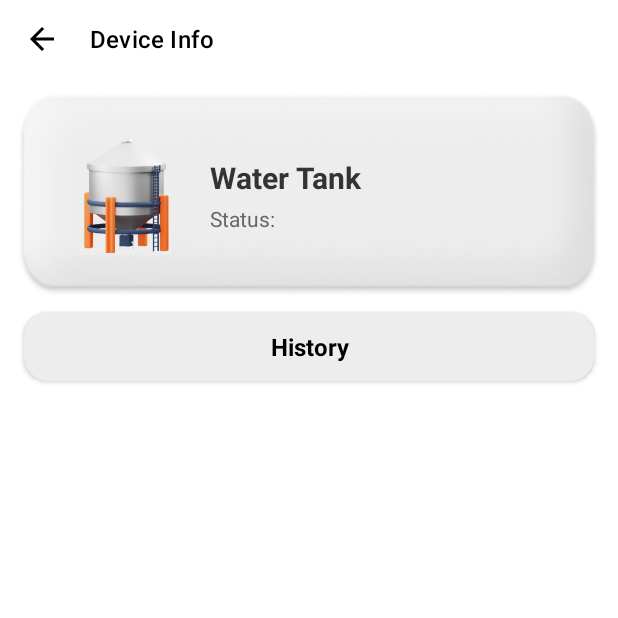
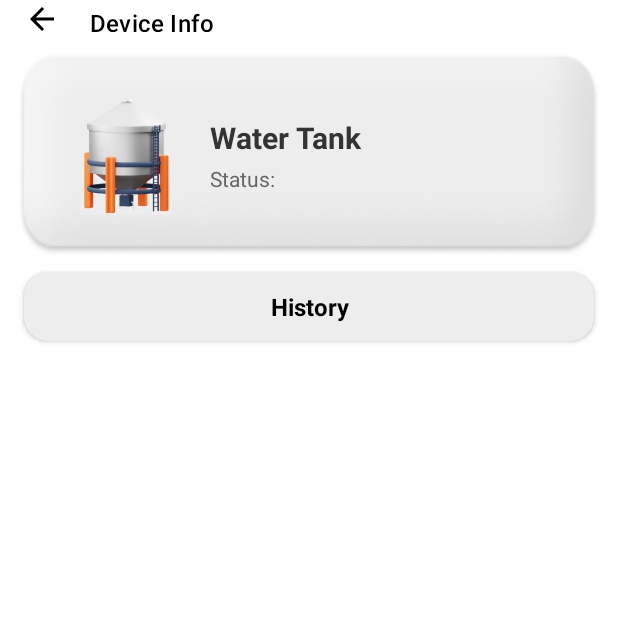
Before and after one commit to jaelynnKhonrad/HomiGuard, an Android app: the WaterActivity screen opened directly, with no data from a screen before it, on a phone screen of 412 x 824 dp, the top half of it. Run offline under Robolectric (Android 15) with nearby library versions, the phone set to English and light mode, and no system bars; our stand-ins replace Firebase (no records; nobody signed in at launch, a user with empty details on screens opened directly).

Commit message:
Commit 10 (Update UI)

```diff
--- a/app/src/main/res/layout/activity_lighting.xml
+++ b/app/src/main/res/layout/activity_lighting.xml
@@ -30,10 +30,10 @@
             android:layout_width="match_parent"
             android:layout_height="52dp"
             android:background="#FFFFFF"
-            app:navigationIcon="@drawable/ic_arrow_back"
             app:title="Device Info"
+            app:titleTextColor="#000000"
             app:titleTextAppearance="@style/TextAppearance.Material3.TitleMedium"
-            app:titleTextColor="#000000" />
+            app:navigationIcon="@drawable/ic_arrow_back" />
 
         <!-- HEADER -->
         <LinearLayout
@@ -338,7 +338,7 @@
         <View
             android:id="@+id/schedulespacer"
             android:layout_width="match_parent"
-            android:layout_height="185dp"/>
+            android:layout_height="143dp"/>
 
         <androidx.recyclerview.widget.RecyclerView
             android:id="@+id/recyclerHistory"
--- a/app/src/main/res/layout/activity_water.xml
+++ b/app/src/main/res/layout/activity_water.xml
@@ -12,7 +12,7 @@
     <androidx.appcompat.widget.Toolbar
         android:id="@+id/toolbar"
         android:layout_width="match_parent"
-        android:layout_height="52dp"
+        android:layout_height="25dp"
         android:background="#FFFFFF"
         app:title="Device Info"
         app:titleTextColor="#000000"
```
Also changed, not shown: 1 other file.
